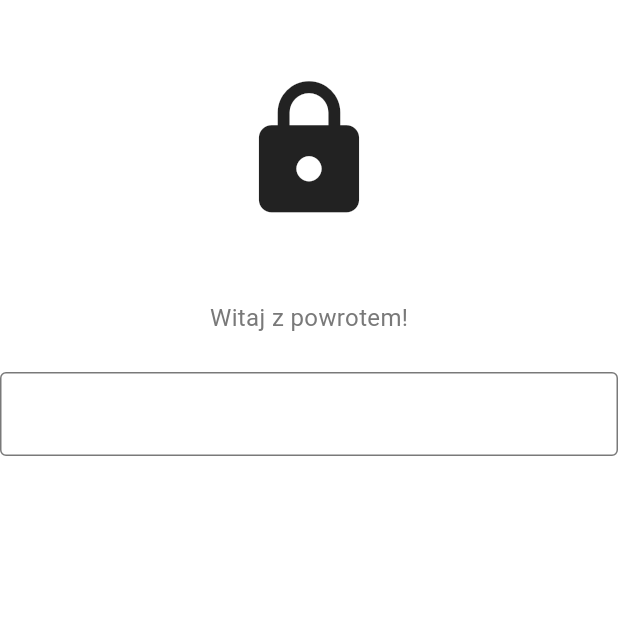
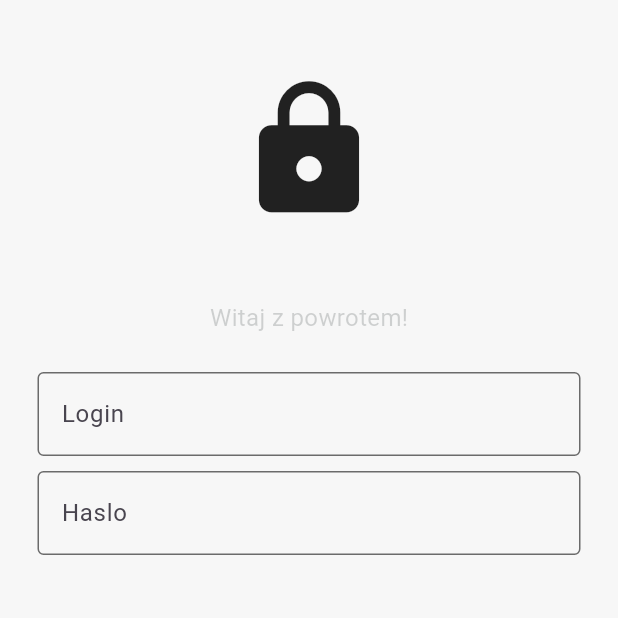
Before and after one commit to jarek420/IPZ, a Flutter app: the screen it shows after launch, on a phone screen of 412 x 824 dp, the top half of it. Run offline on Flutter 3.47's test engine with Material 3 defaults, Android fonts, the phone set to English and light mode, and no system bars.

Commit message:
I dont know how to call it

```diff
--- a/ipz_parkinghunter/lib/Pages/login_view.dart
+++ b/ipz_parkinghunter/lib/Pages/login_view.dart
@@ -1,16 +1,21 @@
 import 'package:flutter/material.dart';
+import 'package:ipz_parkinghunter/components/login_password_boxes.dart';
 
 class LoginPage extends StatelessWidget
 {
-  const LoginPage({super.key});
+  LoginPage({super.key});
+
+  // text editting controllers
+  final usernameController = TextEditingController();
+  final passwordController = TextEditingController();
 
   @override
   Widget build(BuildContext context)
   {
     // Interface name user widget
-    return const Scaffold
+    return  Scaffold
     (
-      backgroundColor: Color.fromARGB(255, 255, 255, 255),
+      backgroundColor: Color.fromARGB(247, 247, 247, 247),
       body: SafeArea(
         child: Center(
           child: Column(
@@ -27,23 +32,28 @@ class LoginPage extends StatelessWidget
 
                // Welcome back notification
                Text('Witaj z powrotem!',
-               style: TextStyle(color: Color.fromARGB(255, 121, 121, 121),
+               style: TextStyle(color: Color.fromARGB(57, 62, 70, 70),
                fontSize: 16,),
                ),
 
-               SizedBox(height: 25),
+              SizedBox(height: 25),
 
-              // Login textfield with a frame decoration that changes after we click on em
-               TextField(
-                decoration: InputDecoration(
-                  enabledBorder: OutlineInputBorder(
-                    borderSide: BorderSide(color: Color.fromARGB(255, 121, 121, 121)),
-                  ),
-                  focusedBorder: OutlineInputBorder(
-                    borderSide: BorderSide(color: Colors.black),
-                  ),
-                ),
-               ),
+              // Username field
+              LoginTextField(
+                controller: usernameController,
+                hintText: 'Login',
+                obscureText: false,
+              ),
+
+
+              SizedBox(height: 10),
+
+              // Password texbox
+              LoginTextField(
+                controller: passwordController,
+                hintText: 'Haslo',
+                obscureText: true,
+              ),
             ],
             ),
         ),
--- /dev/null
+++ b/ipz_parkinghunter/lib/components/login_password_boxes.dart
@@ -0,0 +1,44 @@
+import 'package:flutter/material.dart';
+
+class LoginTextField extends StatelessWidget
+{
+  // Adding basic variables to have an access to what user write's
+  final controller;
+  final String hintText;
+  final bool obscureText;
+
+
+  const LoginTextField
+  ({
+    super.key,
+    required this.controller,
+    required this.hintText,
+    required this.obscureText,
+    });
+
+  @override
+  Widget  build(BuildContext context)
+  {
+    return
+    // Login textfield with a frame decoration that changes after we click on em
+               Padding(
+                 padding: EdgeInsets.symmetric(horizontal: 25.0),
+                 child: TextField(
+                  controller: controller,
+                  obscureText: obscureText,
+                  decoration: InputDecoration(
+                    enabledBorder: OutlineInputBorder(
+                      borderSide: BorderSide(color: Color.fromARGB(255, 107, 107, 107)),
+                    ),
+                    focusedBorder: OutlineInputBorder(
+                      borderSide: BorderSide(color: Colors.black),
+                    ),
+                    fillColor: Color.fromRGBO(238, 238, 231, 0),
+                    filled: true,
+                    hintText: hintText,
+                  ),
+                 ),
+               );
+
+  }
+}
--- a/ipz_parkinghunter/lib/main.dart
+++ b/ipz_parkinghunter/lib/main.dart
@@ -14,7 +14,7 @@ class MyApp extends StatelessWidget
   @override
   Widget build(BuildContext context)
   {
-    return const MaterialApp(
+    return MaterialApp(
       debugShowCheckedModeBanner: false,
       // Setting the LoginPage as a starting Page.
       home: LoginPage(),
```
